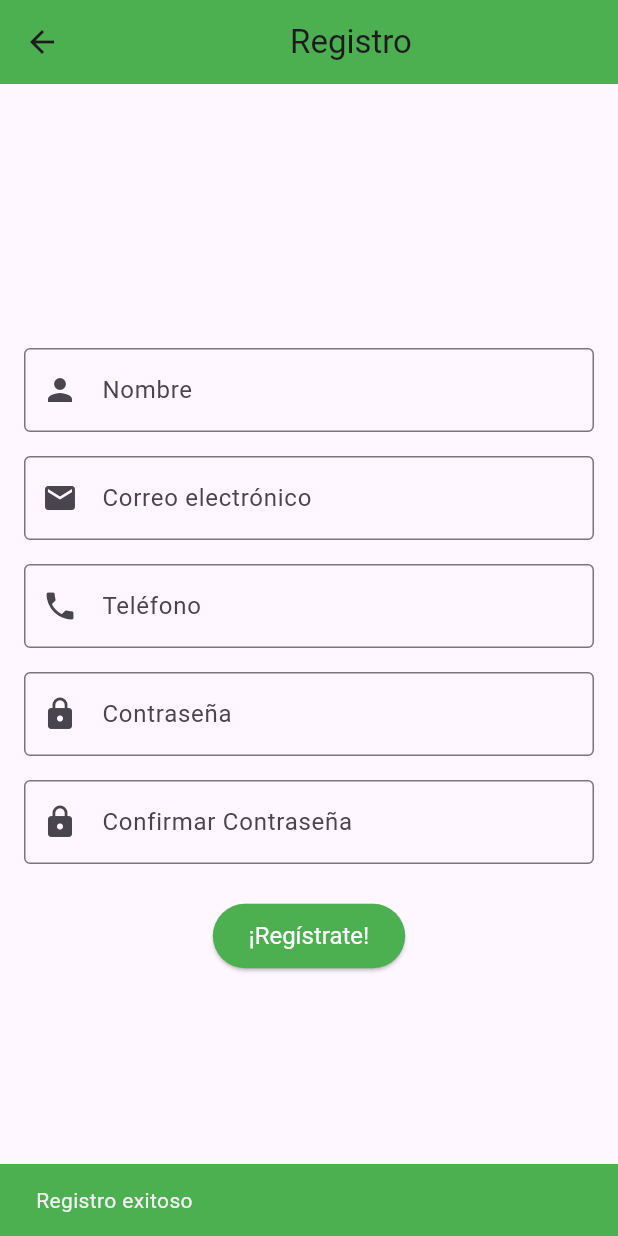
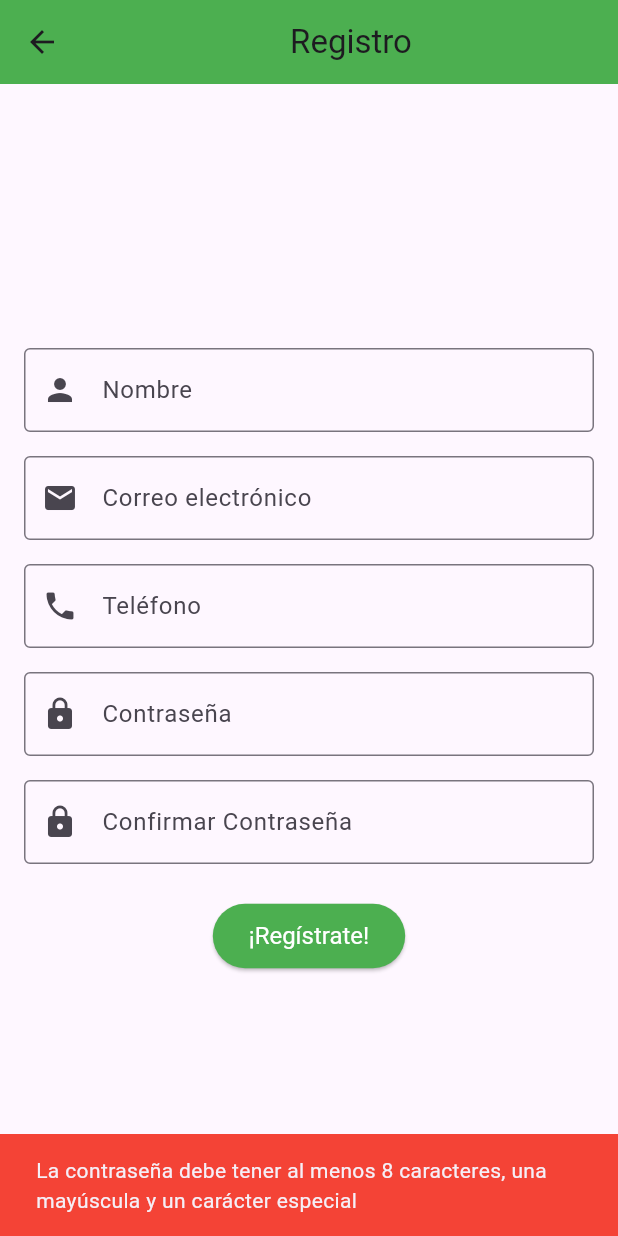
Before and after one commit to Jreycruz/tarea2.2, a Flutter app: the RegisterPage screen opened by its route, after a tap on "¡Regístrate!", on a phone screen of 412 x 824 dp. Run offline on Flutter 3.47's test engine with Material 3 defaults, Android fonts, the phone set to English and light mode, and no system bars.

Commit message:
new commit

```diff
--- a/lib/pantallas/register_page.dart
+++ b/lib/pantallas/register_page.dart
@@ -76,7 +76,14 @@ class RegisterPage extends StatelessWidget {
                 String password = passwordController.text;
                 String confirmPassword = confirmPasswordController.text;
 
-                if (password != confirmPassword) {
+                if (!validatePassword(password)) {
+                  ScaffoldMessenger.of(context).showSnackBar(
+                    SnackBar(
+                      content: Text('La contraseña debe tener al menos 8 caracteres, una mayúscula y un carácter especial'),
+                      backgroundColor: Colors.red,
+                    ),
+                  );
+                } else if (password != confirmPassword) {
                   ScaffoldMessenger.of(context).showSnackBar(
                     SnackBar(
                       content: Text('Las contraseñas no coinciden'),
@@ -110,4 +117,10 @@ class RegisterPage extends StatelessWidget {
       ),
     );
   }
+
+  bool validatePassword(String password) {
+    final passwordRegex =
+        RegExp(r'^(?=.*[A-Z])(?=.*[!@#\$&*~])(?=.*[a-zA-Z0-9]).{8,}$');
+    return passwordRegex.hasMatch(password);
+  }
 }
```
